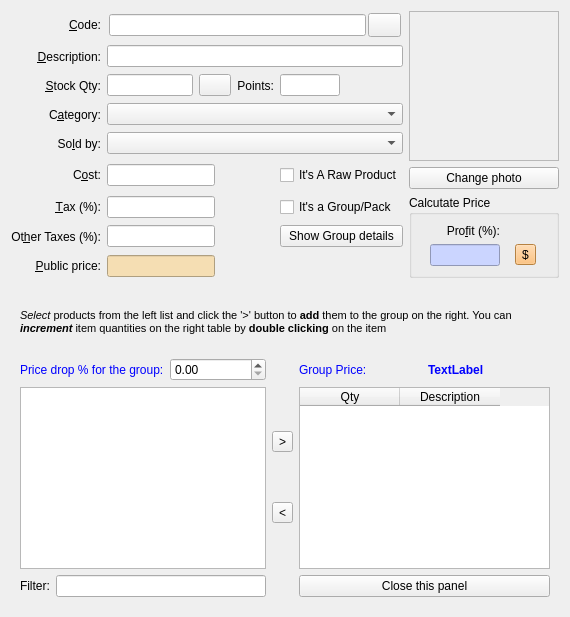
This is squeeze/src/ui/producteditor.ui in miguelchavez/lemonpos as Qt 5 draws it before an edit. The edited form follows.
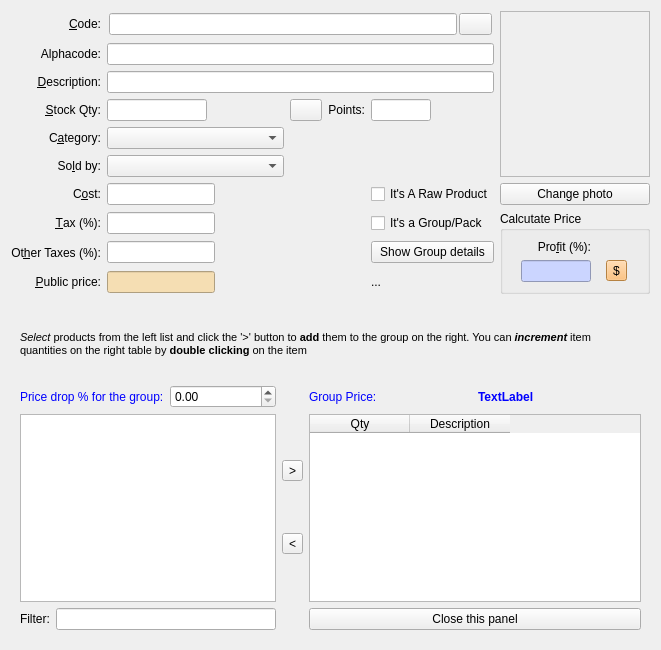
This is the edited form.

Commit message: Adding Alphanumeric Codes for the products.   Fixing bug for ticket# 44 : ProductDialog sometimes does not enable ok button.   Adding feature for  ticket# 103.   Adding some fields for future use: taxModelId   Adding some tables for future use: taxModels, taxElements   Updating some Copyright headers.

```diff
--- a/squeeze/src/ui/producteditor.ui
+++ b/squeeze/src/ui/producteditor.ui
@@ -6,8 +6,8 @@
    <rect>
     <x>0</x>
     <y>0</y>
-    <width>570</width>
-    <height>617</height>
+    <width>661</width>
+    <height>650</height>
    </rect>
   </property>
   <property name="sizePolicy">
@@ -102,7 +102,7 @@
      </item>
     </layout>
    </item>
-   <item row="0" column="5" rowspan="6">
+   <item row="0" column="5" rowspan="7">
     <layout class="QVBoxLayout">
      <item>
       <widget class="QLabel" name="labelPhoto">
@@ -148,6 +148,32 @@
     </layout>
    </item>
    <item row="1" column="0">
+    <widget class="QLabel" name="label_11">
+     <property name="text">
+      <string>Alphacode:</string>
+     </property>
+     <property name="alignment">
+      <set>Qt::AlignRight|Qt::AlignTrailing|Qt::AlignVCenter</set>
+     </property>
+    </widget>
+   </item>
+   <item row="1" column="1" colspan="4">
+    <widget class="QLineEdit" name="editAlphacode">
+     <property name="sizePolicy">
+      <sizepolicy hsizetype="MinimumExpanding" vsizetype="Fixed">
+       <horstretch>0</horstretch>
+       <verstretch>0</verstretch>
+      </sizepolicy>
+     </property>
+     <property name="minimumSize">
+      <size>
+       <width>260</width>
+       <height>0</height>
+      </size>
+     </property>
+    </widget>
+   </item>
+   <item row="2" column="0">
     <widget class="QLabel" name="label_14">
      <property name="sizePolicy">
       <sizepolicy hsizetype="Minimum" vsizetype="Preferred">
@@ -169,7 +195,7 @@
      </property>
     </widget>
    </item>
-   <item row="1" column="1" colspan="4">
+   <item row="2" column="1" colspan="4">
     <widget class="QLineEdit" name="editDesc">
      <property name="sizePolicy">
       <sizepolicy hsizetype="MinimumExpanding" vsizetype="Fixed">
@@ -185,7 +211,7 @@
      </property>
     </widget>
    </item>
-   <item row="2" column="0">
+   <item row="3" column="0">
     <widget class="QLabel" name="labelStockQty">
      <property name="sizePolicy">
       <sizepolicy hsizetype="Minimum" vsizetype="Preferred">
@@ -204,7 +230,7 @@
      </property>
     </widget>
    </item>
-   <item row="2" column="1">
+   <item row="3" column="1">
     <widget class="QLineEdit" name="editStockQty">
      <property name="sizePolicy">
       <sizepolicy hsizetype="Minimum" vsizetype="Fixed">
@@ -232,7 +258,7 @@
      </property>
     </widget>
    </item>
-   <item row="2" column="2">
+   <item row="3" column="2">
     <widget class="QPushButton" name="btnStockCorrect">
      <property name="maximumSize">
       <size>
@@ -248,7 +274,7 @@
      </property>
     </widget>
    </item>
-   <item row="2" column="3">
+   <item row="3" column="3">
     <widget class="QLabel" name="label_15">
      <property name="sizePolicy">
       <sizepolicy hsizetype="Minimum" vsizetype="Preferred">
@@ -270,7 +296,7 @@
      </property>
     </widget>
    </item>
-   <item row="2" column="4">
+   <item row="3" column="4">
     <widget class="QLineEdit" name="editPoints">
      <property name="sizePolicy">
       <sizepolicy hsizetype="MinimumExpanding" vsizetype="Fixed">
@@ -295,7 +321,7 @@
      </property>
     </widget>
    </item>
-   <item row="3" column="0">
+   <item row="4" column="0">
     <widget class="QLabel" name="label_8">
      <property name="sizePolicy">
       <sizepolicy hsizetype="Minimum" vsizetype="Preferred">
@@ -317,7 +343,7 @@
      </property>
     </widget>
    </item>
-   <item row="3" column="1" colspan="4">
+   <item row="4" column="1">
     <widget class="QComboBox" name="categoriesCombo">
      <property name="sizePolicy">
       <sizepolicy hsizetype="MinimumExpanding" vsizetype="Fixed">
@@ -327,7 +353,7 @@
      </property>
     </widget>
    </item>
-   <item row="4" column="0">
+   <item row="5" column="0">
     <widget class="QLabel" name="label_7">
      <property name="sizePolicy">
       <sizepolicy hsizetype="Minimum" vsizetype="Preferred">
@@ -349,7 +375,7 @@
      </property>
     </widget>
    </item>
-   <item row="4" column="1" colspan="4">
+   <item row="5" column="1">
     <widget class="QComboBox" name="measuresCombo">
      <property name="sizePolicy">
       <sizepolicy hsizetype="MinimumExpanding" vsizetype="Fixed">
@@ -359,7 +385,7 @@
      </property>
     </widget>
    </item>
-   <item row="5" column="0">
+   <item row="6" column="0">
     <widget class="QLabel" name="label_9">
      <property name="sizePolicy">
       <sizepolicy hsizetype="Minimum" vsizetype="Preferred">
@@ -381,7 +407,7 @@
      </property>
     </widget>
    </item>
-   <item row="5" column="1" colspan="3">
+   <item row="6" column="1" colspan="2">
     <widget class="QLineEdit" name="editCost">
      <property name="sizePolicy">
       <sizepolicy hsizetype="Maximum" vsizetype="Fixed">
@@ -403,14 +429,14 @@
      </property>
     </widget>
    </item>
-   <item row="5" column="4">
+   <item row="6" column="4">
     <widget class="QCheckBox" name="chIsARaw">
      <property name="text">
       <string>It's A Raw Product</string>
      </property>
     </widget>
    </item>
-   <item row="6" column="0">
+   <item row="7" column="0">
     <widget class="QLabel" name="label_10">
      <property name="sizePolicy">
       <sizepolicy hsizetype="Minimum" vsizetype="Preferred">
@@ -432,7 +458,7 @@
      </property>
     </widget>
    </item>
-   <item row="6" column="1" colspan="3">
+   <item row="7" column="1" colspan="2">
     <widget class="QLineEdit" name="editTax">
      <property name="sizePolicy">
       <sizepolicy hsizetype="Maximum" vsizetype="Fixed">
@@ -457,7 +483,14 @@
      </property>
     </widget>
    </item>
-   <item row="6" column="5" rowspan="3">
+   <item row="7" column="4">
+    <widget class="QCheckBox" name="chIsAGroup">
+     <property name="text">
+      <string>It's a Group/Pack</string>
+     </property>
+    </widget>
+   </item>
+   <item row="7" column="5" rowspan="3">
     <widget class="QGroupBox" name="groupBox">
      <property name="sizePolicy">
       <sizepolicy hsizetype="Minimum" vsizetype="Preferred">
@@ -896,7 +929,7 @@
      </layout>
     </widget>
    </item>
-   <item row="7" column="0">
+   <item row="8" column="0">
     <widget class="QLabel" name="label_12">
      <property name="sizePolicy">
       <sizepolicy hsizetype="Minimum" vsizetype="Preferred">
@@ -921,7 +954,7 @@
      </property>
     </widget>
    </item>
-   <item row="7" column="1" colspan="3">
+   <item row="8" column="1" colspan="2">
     <widget class="QLineEdit" name="editExtraTaxes">
      <property name="sizePolicy">
       <sizepolicy hsizetype="Maximum" vsizetype="Fixed">
@@ -946,7 +979,14 @@
      </property>
     </widget>
    </item>
-   <item row="8" column="0">
+   <item row="8" column="4">
+    <widget class="QPushButton" name="btnShowGroup">
+     <property name="text">
+      <string>Show Group details</string>
+     </property>
+    </widget>
+   </item>
+   <item row="9" column="0">
     <widget class="QLabel" name="label_13">
      <property name="sizePolicy">
       <sizepolicy hsizetype="Minimum" vsizetype="Preferred">
@@ -968,7 +1008,7 @@
      </property>
     </widget>
    </item>
-   <item row="8" column="1" colspan="3">
+   <item row="9" column="1" colspan="2">
     <widget class="QLineEdit" name="editFinalPrice">
      <property name="sizePolicy">
       <sizepolicy hsizetype="Maximum" vsizetype="Fixed">
@@ -999,21 +1039,7 @@
      </property>
     </widget>
    </item>
-   <item row="6" column="4">
-    <widget class="QCheckBox" name="chIsAGroup">
-     <property name="text">
-      <string>It's a Group/Pack</string>
-     </property>
-    </widget>
-   </item>
-   <item row="7" column="4">
-    <widget class="QPushButton" name="btnShowGroup">
-     <property name="text">
-      <string>Show Group details</string>
-     </property>
-    </widget>
-   </item>
-   <item row="9" column="0" colspan="6">
+   <item row="10" column="0" colspan="6">
     <widget class="QFrame" name="groupsPanel">
      <layout class="QGridLayout" name="gridLayout_2">
       <item row="0" column="0" rowspan="2" colspan="4">
@@ -1176,6 +1202,13 @@
      </layout>
     </widget>
    </item>
+   <item row="9" column="4">
+    <widget class="QLabel" name="lblProfit">
+     <property name="text">
+      <string>...</string>
+     </property>
+    </widget>
+   </item>
   </layout>
  </widget>
  <tabstops>
```
Left out of the diff: 7 changed lines with no effect on the pictures. The commit also changes 24 other files.
